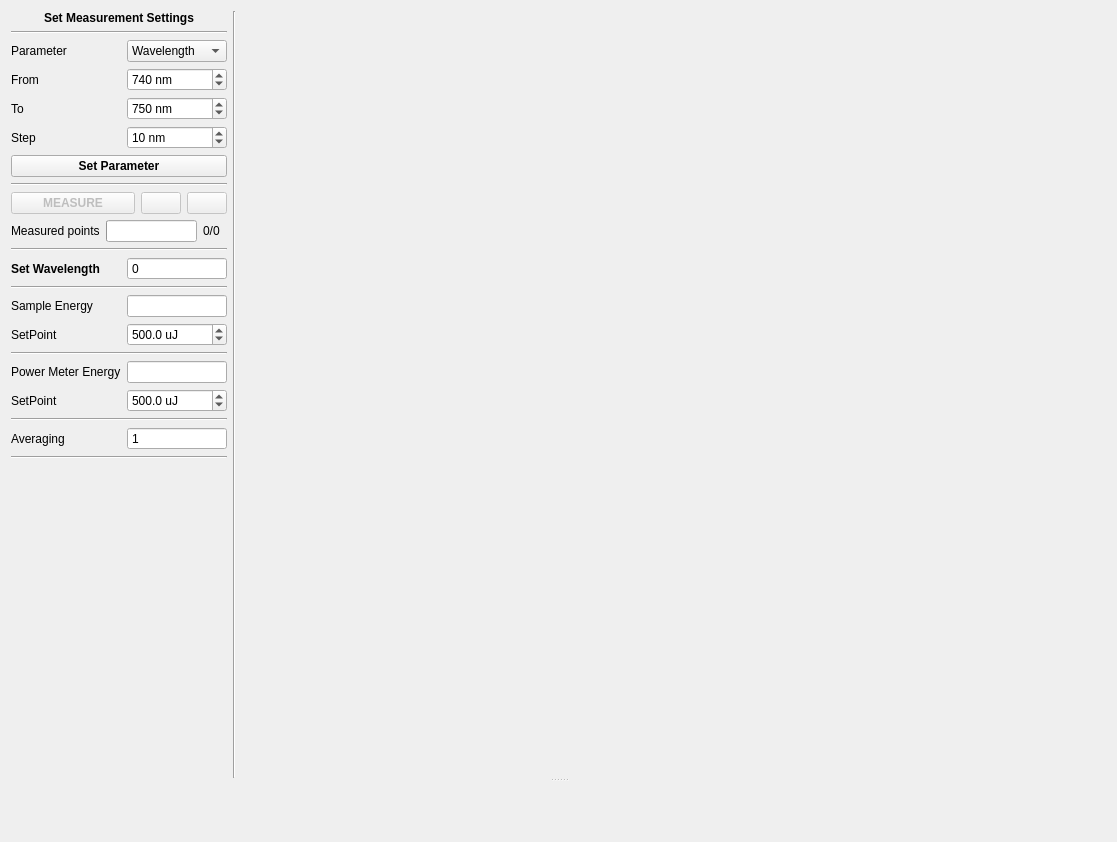
Before: the Qt Designer form modules/gui/designer/curve_measure_widget.ui in Kaldarinz/PA-RSCF-22-72-00015-, drawn with Qt 5.
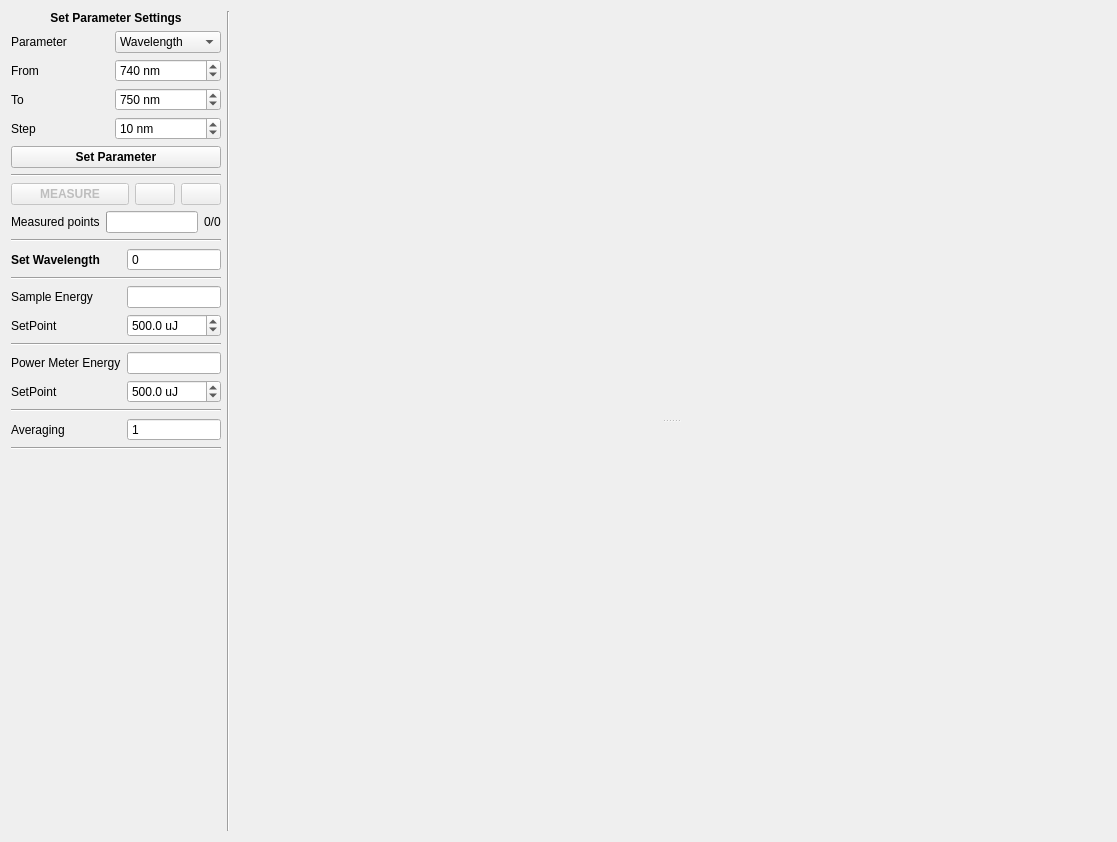
After: the same form once the commit is applied. Icons and pictures are not drawn. Custom widgets are drawn as their Qt base class.

The edit to the form file:
```diff
--- a/modules/gui/designer/curve_measure_widget.ui
+++ b/modules/gui/designer/curve_measure_widget.ui
@@ -13,18 +13,19 @@
   <property name="windowTitle">
    <string>Form</string>
   </property>
-  <layout class="QHBoxLayout" name="horizontalLayout_8">
+  <layout class="QVBoxLayout" name="verticalLayout_3">
    <item>
-    <widget class="QSplitter" name="splitter">
-     <property name="orientation">
-      <enum>Qt::Vertical</enum>
-     </property>
-     <widget class="QWidget" name="">
-      <layout class="QHBoxLayout" name="lo_measure">
+    <layout class="QHBoxLayout" name="horizontalLayout">
        <item>
         <layout class="QVBoxLayout" name="verticalLayout_2">
          <item>
           <widget class="QLabel" name="lbl_measure_settings">
+         <property name="sizePolicy">
+          <sizepolicy hsizetype="Preferred" vsizetype="Preferred">
+           <horstretch>0</horstretch>
+           <verstretch>0</verstretch>
+          </sizepolicy>
+         </property>
            <property name="font">
             <font>
              <weight>75</weight>
@@ -32,26 +33,25 @@
             </font>
            </property>
            <property name="text">
-            <string>Set Measurement Settings</string>
+          <string>Set Parameter Settings</string>
            </property>
            <property name="alignment">
             <set>Qt::AlignCenter</set>
            </property>
           </widget>
          </item>
-         <item>
-          <widget class="Line" name="line_7">
-           <property name="orientation">
-            <enum>Qt::Horizontal</enum>
-           </property>
-          </widget>
-         </item>
          <item>
           <layout class="QVBoxLayout" name="lo_parameter">
            <item>
             <layout class="QGridLayout" name="grid_lo">
              <item row="0" column="0">
               <widget class="QLabel" name="lbl_mode">
+             <property name="sizePolicy">
+              <sizepolicy hsizetype="Preferred" vsizetype="Preferred">
+               <horstretch>0</horstretch>
+               <verstretch>0</verstretch>
+              </sizepolicy>
+             </property>
                <property name="statusTip">
                 <string>Choose an independent variable</string>
                </property>
@@ -70,7 +70,7 @@
                </property>
                <property name="maximumSize">
                 <size>
-                 <width>100</width>
+               <width>16777215</width>
                  <height>16777215</height>
                 </size>
                </property>
@@ -137,6 +137,12 @@
              </item>
              <item row="2" column="0">
               <widget class="QLabel" name="lbl_to">
+             <property name="sizePolicy">
+              <sizepolicy hsizetype="Preferred" vsizetype="Preferred">
+               <horstretch>0</horstretch>
+               <verstretch>0</verstretch>
+              </sizepolicy>
+             </property>
                <property name="statusTip">
                 <string>End value of the independent variable</string>
                </property>
@@ -172,6 +178,12 @@
              </item>
              <item row="3" column="0">
               <widget class="QLabel" name="lbl_step">
+             <property name="sizePolicy">
+              <sizepolicy hsizetype="Preferred" vsizetype="Preferred">
+               <horstretch>0</horstretch>
+               <verstretch>0</verstretch>
+              </sizepolicy>
+             </property>
                <property name="statusTip">
                 <string>Step value of the independent variable</string>
                </property>
@@ -238,7 +250,7 @@
          <item>
           <widget class="QWidget" name="w_measure" native="true">
            <property name="sizePolicy">
-            <sizepolicy hsizetype="Minimum" vsizetype="Preferred">
+          <sizepolicy hsizetype="Maximum" vsizetype="Preferred">
              <horstretch>0</horstretch>
              <verstretch>0</verstretch>
             </sizepolicy>
@@ -348,6 +360,12 @@
              <layout class="QHBoxLayout" name="horizontalLayout_11">
               <item>
                <widget class="QLabel" name="lbl_measured_p">
+              <property name="sizePolicy">
+               <sizepolicy hsizetype="Maximum" vsizetype="Preferred">
+                <horstretch>0</horstretch>
+                <verstretch>0</verstretch>
+               </sizepolicy>
+              </property>
                 <property name="text">
                  <string>Measured points</string>
                 </property>
@@ -377,6 +395,12 @@
               </item>
               <item>
                <widget class="QLabel" name="lbl_pb">
+              <property name="sizePolicy">
+               <sizepolicy hsizetype="Maximum" vsizetype="Preferred">
+                <horstretch>0</horstretch>
+                <verstretch>0</verstretch>
+               </sizepolicy>
+              </property>
                 <property name="lineWidth">
                  <number>0</number>
                 </property>
@@ -401,6 +425,12 @@
              <layout class="QHBoxLayout" name="horizontalLayout_12">
               <item>
                <widget class="QLabel" name="lbl_cur_param">
+              <property name="sizePolicy">
+               <sizepolicy hsizetype="Preferred" vsizetype="Preferred">
+                <horstretch>0</horstretch>
+                <verstretch>0</verstretch>
+               </sizepolicy>
+              </property>
                 <property name="font">
                  <font>
                   <weight>75</weight>
@@ -422,13 +452,13 @@
                 </property>
                 <property name="minimumSize">
                  <size>
-                  <width>100</width>
+                <width>0</width>
                   <height>0</height>
                  </size>
                 </property>
                 <property name="maximumSize">
                  <size>
-                  <width>71</width>
+                <width>94</width>
                   <height>16777215</height>
                  </size>
                 </property>
@@ -465,6 +495,12 @@
              <layout class="QHBoxLayout" name="horizontalLayout_4">
               <item>
                <widget class="QLabel" name="lbl_sample_en">
+              <property name="sizePolicy">
+               <sizepolicy hsizetype="Preferred" vsizetype="Preferred">
+                <horstretch>0</horstretch>
+                <verstretch>0</verstretch>
+               </sizepolicy>
+              </property>
                 <property name="text">
                  <string>Sample Energy</string>
                 </property>
@@ -473,20 +509,20 @@
               <item>
                <widget class="QLineEdit" name="le_sample_en">
                 <property name="sizePolicy">
-                 <sizepolicy hsizetype="Fixed" vsizetype="Fixed">
+               <sizepolicy hsizetype="Preferred" vsizetype="Fixed">
                   <horstretch>0</horstretch>
                   <verstretch>0</verstretch>
                  </sizepolicy>
                 </property>
                 <property name="minimumSize">
                  <size>
-                  <width>71</width>
+                <width>0</width>
                   <height>0</height>
                  </size>
                 </property>
                 <property name="maximumSize">
                  <size>
-                  <width>100</width>
+                <width>94</width>
                   <height>16777215</height>
                  </size>
                 </property>
@@ -498,6 +534,12 @@
              <layout class="QHBoxLayout" name="horizontalLayout_7">
               <item>
                <widget class="QLabel" name="lbl_sample_sp">
+              <property name="sizePolicy">
+               <sizepolicy hsizetype="Preferred" vsizetype="Preferred">
+                <horstretch>0</horstretch>
+                <verstretch>0</verstretch>
+               </sizepolicy>
+              </property>
                 <property name="text">
                  <string>SetPoint</string>
                 </property>
@@ -513,13 +555,13 @@
                 </property>
                 <property name="minimumSize">
                  <size>
-                  <width>71</width>
+                <width>0</width>
                   <height>0</height>
                  </size>
                 </property>
                 <property name="maximumSize">
                  <size>
-                  <width>100</width>
+                <width>94</width>
                   <height>16777215</height>
                  </size>
                 </property>
@@ -559,6 +601,12 @@
              <layout class="QHBoxLayout" name="horizontalLayout_3">
               <item>
                <widget class="QLabel" name="lbl_pm_en">
+              <property name="sizePolicy">
+               <sizepolicy hsizetype="Preferred" vsizetype="Preferred">
+                <horstretch>0</horstretch>
+                <verstretch>0</verstretch>
+               </sizepolicy>
+              </property>
                 <property name="text">
                  <string>Power Meter Energy</string>
                 </property>
@@ -567,14 +615,14 @@
               <item>
                <widget class="QLineEdit" name="le_pm_en">
                 <property name="sizePolicy">
-                 <sizepolicy hsizetype="Minimum" vsizetype="Fixed">
+               <sizepolicy hsizetype="Maximum" vsizetype="Fixed">
                   <horstretch>0</horstretch>
                   <verstretch>0</verstretch>
                  </sizepolicy>
                 </property>
                 <property name="maximumSize">
                  <size>
-                  <width>100</width>
+                <width>94</width>
                   <height>16777215</height>
                  </size>
                 </property>
@@ -586,6 +634,12 @@
              <layout class="QHBoxLayout" name="horizontalLayout_6">
               <item>
                <widget class="QLabel" name="lbl_pm_sp">
+              <property name="sizePolicy">
+               <sizepolicy hsizetype="Preferred" vsizetype="Preferred">
+                <horstretch>0</horstretch>
+                <verstretch>0</verstretch>
+               </sizepolicy>
+              </property>
                 <property name="text">
                  <string>SetPoint</string>
                 </property>
@@ -601,13 +655,13 @@
                 </property>
                 <property name="minimumSize">
                  <size>
-                  <width>71</width>
+                <width>0</width>
                   <height>0</height>
                  </size>
                 </property>
                 <property name="maximumSize">
                  <size>
-                  <width>100</width>
+                <width>94</width>
                   <height>16777215</height>
                  </size>
                 </property>
@@ -647,6 +701,12 @@
              <layout class="QHBoxLayout" name="horizontalLayout_5">
               <item>
                <widget class="QLabel" name="lbl_aver">
+              <property name="sizePolicy">
+               <sizepolicy hsizetype="Preferred" vsizetype="Preferred">
+                <horstretch>0</horstretch>
+                <verstretch>0</verstretch>
+               </sizepolicy>
+              </property>
                 <property name="text">
                  <string>Averaging</string>
                 </property>
@@ -655,20 +715,20 @@
               <item>
                <widget class="QSpinBox" name="sb_aver">
                 <property name="sizePolicy">
-                 <sizepolicy hsizetype="Minimum" vsizetype="Fixed">
+               <sizepolicy hsizetype="Preferred" vsizetype="Fixed">
                   <horstretch>0</horstretch>
                   <verstretch>0</verstretch>
                  </sizepolicy>
                 </property>
                 <property name="minimumSize">
                  <size>
-                  <width>71</width>
+                <width>0</width>
                   <height>0</height>
                  </size>
                 </property>
                 <property name="maximumSize">
                  <size>
-                  <width>100</width>
+                <width>94</width>
                   <height>16777215</height>
                  </size>
                 </property>
@@ -730,6 +790,16 @@
         </widget>
        </item>
        <item>
+      <widget class="QSplitter" name="lo_measure">
+       <property name="sizePolicy">
+        <sizepolicy hsizetype="Expanding" vsizetype="Expanding">
+         <horstretch>0</horstretch>
+         <verstretch>0</verstretch>
+        </sizepolicy>
+       </property>
+       <property name="orientation">
+        <enum>Qt::Vertical</enum>
+       </property>
         <widget class="QWidget" name="placeholder_pm_monitor" native="true">
          <property name="sizePolicy">
           <sizepolicy hsizetype="Expanding" vsizetype="Preferred">
@@ -738,12 +808,9 @@
           </sizepolicy>
          </property>
         </widget>
-       </item>
-      </layout>
-     </widget>
      <widget class="MplCanvas" name="plot_measurement" native="true">
       <property name="sizePolicy">
-       <sizepolicy hsizetype="Preferred" vsizetype="Expanding">
+         <sizepolicy hsizetype="Expanding" vsizetype="Expanding">
         <horstretch>0</horstretch>
         <verstretch>0</verstretch>
        </sizepolicy>
@@ -756,6 +823,8 @@
       </property>
      </widget>
     </widget>
+     </item>
+    </layout>
    </item>
   </layout>
  </widget>
```
Lines whose indentation alone changed are shown as unchanged.
